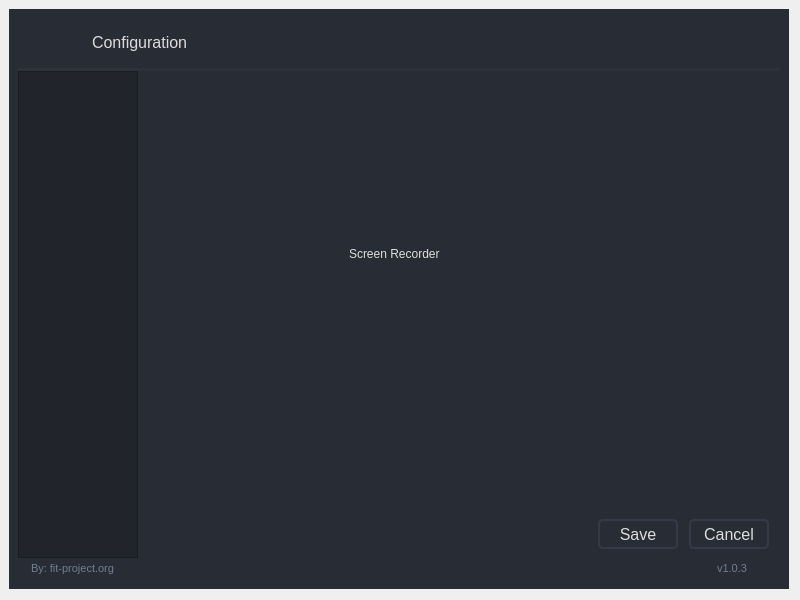
This is ui/configuration/dialog.ui in fit-project/fit as Qt 5 draws it before an edit. The edited form follows.
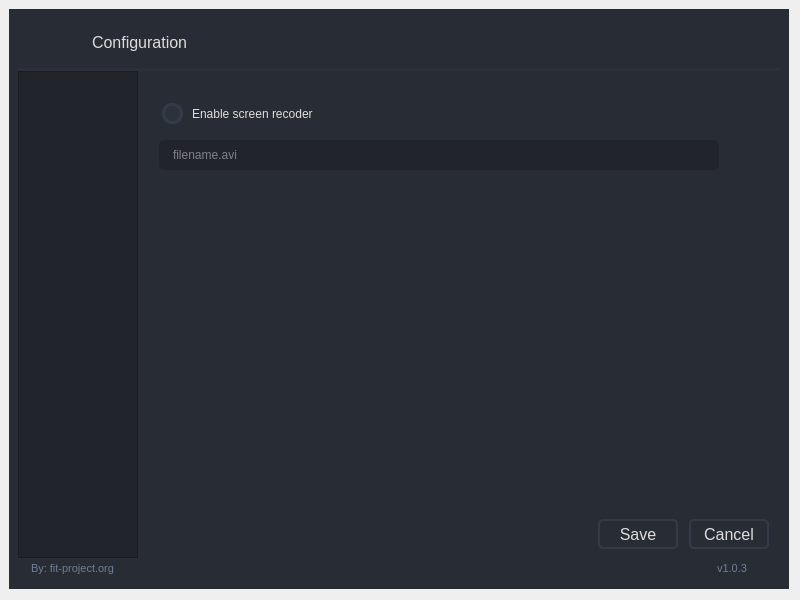
This is the edited form. The open tabs and pages were chosen to show the change. Icons and pictures are not drawn.

Commit message: Refactoring Screenrecoder Configuration UI

Diff of the .ui file:
```diff
--- a/ui/configuration/dialog.ui
+++ b/ui/configuration/dialog.ui
@@ -2403,18 +2403,91 @@
                       </widget>
                      </widget>
                      <widget class="QWidget" name="screen_recorder">
-                      <widget class="QLabel" name="label_5">
+                      <widget class="QFrame" name="screen_recorder_configuration">
                        <property name="geometry">
                         <rect>
-                         <x>210</x>
-                         <y>160</y>
-                         <width>141</width>
-                         <height>21</height>
+                         <x>0</x>
+                         <y>0</y>
+                         <width>600</width>
+                         <height>411</height>
                         </rect>
                        </property>
-                       <property name="text">
-                        <string>Screen Recorder</string>
+                       <property name="maximumSize">
+                        <size>
+                         <width>600</width>
+                         <height>16777215</height>
+                        </size>
                        </property>
+                       <layout class="QVBoxLayout" name="screen_recorder_configuration_layout">
+                        <property name="leftMargin">
+                         <number>20</number>
+                        </property>
+                        <property name="topMargin">
+                         <number>20</number>
+                        </property>
+                        <property name="rightMargin">
+                         <number>20</number>
+                        </property>
+                        <property name="bottomMargin">
+                         <number>20</number>
+                        </property>
+                        <item>
+                         <layout class="QVBoxLayout" name="screen_recorder_configuration_box">
+                          <item>
+                           <widget class="QCheckBox" name="enable_screen_recorder">
+                            <property name="text">
+                             <string>Enable screen recoder</string>
+                            </property>
+                           </widget>
+                          </item>
+                          <item>
+                           <spacer name="verticalSpacer_10">
+                            <property name="orientation">
+                             <enum>Qt::Vertical</enum>
+                            </property>
+                            <property name="sizeType">
+                             <enum>QSizePolicy::Fixed</enum>
+                            </property>
+                            <property name="sizeHint" stdset="0">
+                             <size>
+                              <width>20</width>
+                              <height>10</height>
+                             </size>
+                            </property>
+                           </spacer>
+                          </item>
+                          <item>
+                           <widget class="QLineEdit" name="screen_recorder_filename">
+                            <property name="minimumSize">
+                             <size>
+                              <width>0</width>
+                              <height>30</height>
+                             </size>
+                            </property>
+                            <property name="styleSheet">
+                             <string notr="true">background-color: rgb(33, 37, 43);</string>
+                            </property>
+                            <property name="placeholderText">
+                             <string>filename.avi</string>
+                            </property>
+                           </widget>
+                          </item>
+                          <item>
+                           <spacer name="verticalSpacer_9">
+                            <property name="orientation">
+                             <enum>Qt::Vertical</enum>
+                            </property>
+                            <property name="sizeHint" stdset="0">
+                             <size>
+                              <width>20</width>
+                              <height>40</height>
+                             </size>
+                            </property>
+                           </spacer>
+                          </item>
+                         </layout>
+                        </item>
+                       </layout>
                       </widget>
                      </widget>
                      <widget class="QWidget" name="timestamp">
```
Left out of the diff: 2 changed lines with no effect on the pictures. The commit also changes 3 other files.
